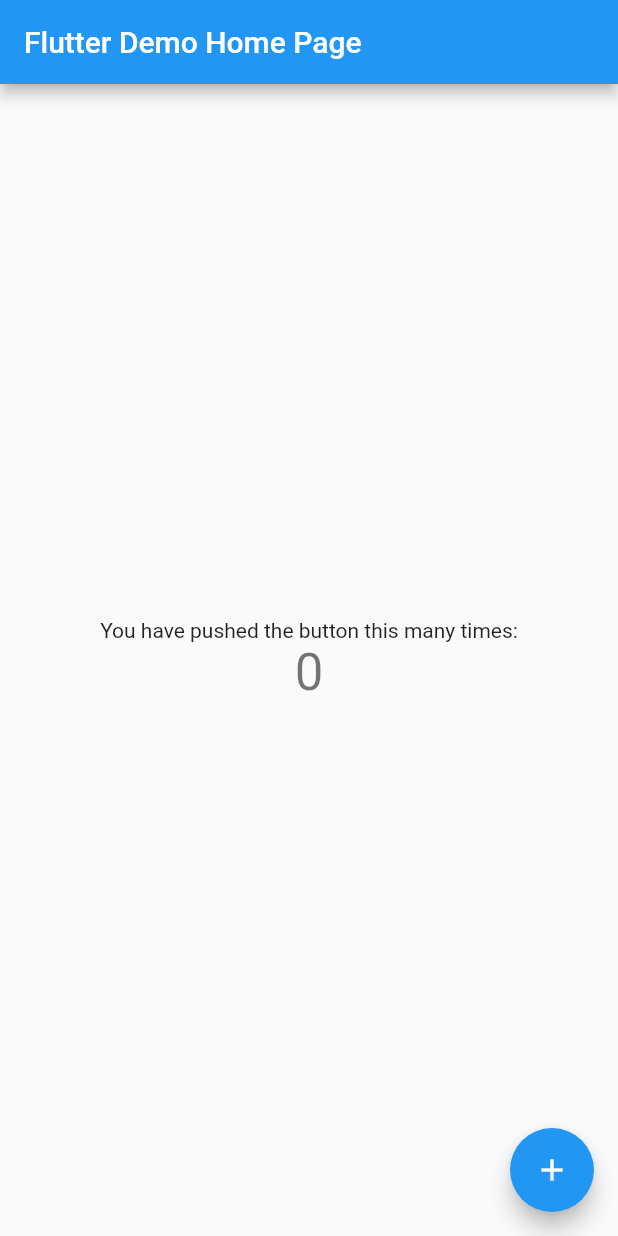
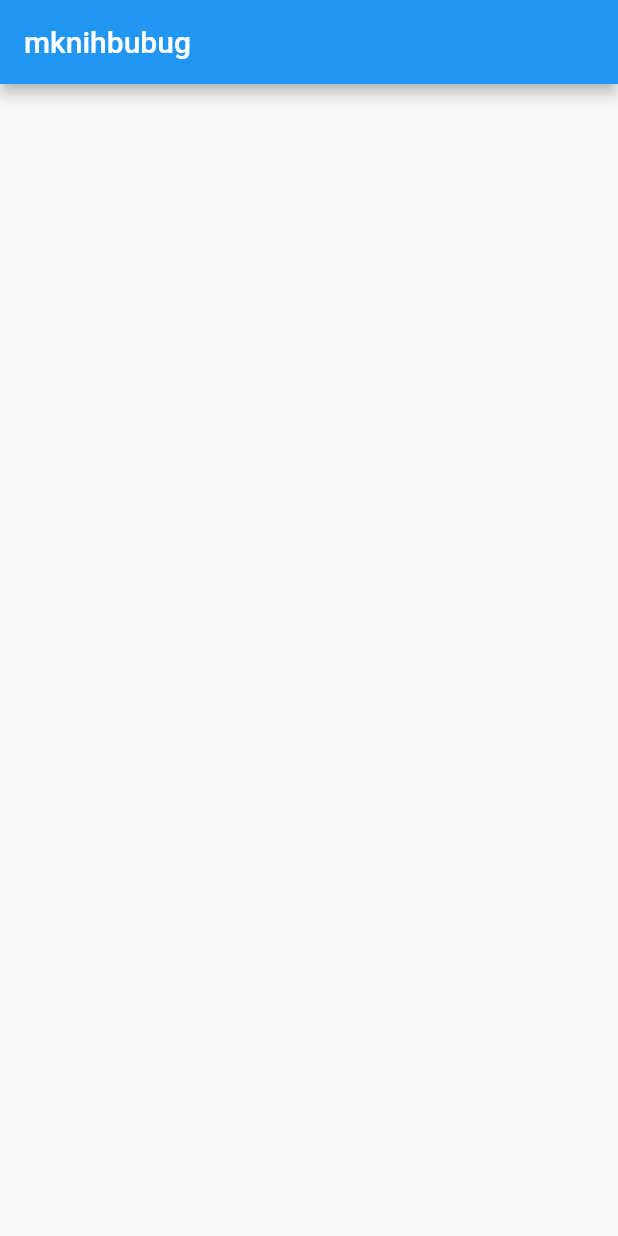
Before and after one commit to maylon67/LojaOnlineComidaApp, a Flutter app: the screen it shows after launch, on a phone screen of 412 x 824 dp. Run offline on Flutter 3.47's test engine with Material 2 defaults, Android fonts, the phone set to English and light mode, and no system bars; our stand-ins replace google_fonts; Roboto replaces fonts that are missing (Barrio).

Commit message:
segundo commit

```diff
--- a/lib/main.dart
+++ b/lib/main.dart
@@ -1,115 +1,22 @@
 import 'package:flutter/material.dart';
+import 'package:loja_online_comida/ui/main_page.dart';
+void main() {
+  runApp( MyApp());
+}
+class MyApp extends StatefulWidget {
+  const MyApp({ Key? key }) : super(key: key);
 
-void main() {
-  runApp(const MyApp());
+  @override
+  State<MyApp> createState() => _MyAppState();
 }
 
-class MyApp extends StatelessWidget {
-  const MyApp({Key? key}) : super(key: key);
+class _MyAppState extends State<MyApp> {
 
-  // This widget is the root of your application.
   @override
   Widget build(BuildContext context) {
     return MaterialApp(
-      title: 'Flutter Demo',
-      theme: ThemeData(
-        // This is the theme of your application.
-        //
-        // Try running your application with "flutter run". You'll see the
-        // application has a blue toolbar. Then, without quitting the app, try
-        // changing the primarySwatch below to Colors.green and then invoke
-        // "hot reload" (press "r" in the console where you ran "flutter run",
-        // or simply save your changes to "hot reload" in a Flutter IDE).
-        // Notice that the counter didn't reset back to zero; the application
-        // is not restarted.
-        primarySwatch: Colors.blue,
-      ),
-      home: const MyHomePage(title: 'Flutter Demo Home Page'),
+      debugShowCheckedModeBanner: false,
+      home: MainPage(),
     );
   }
 }
-
-class MyHomePage extends StatefulWidget {
-  const MyHomePage({Key? key, required this.title}) : super(key: key);
-
-  // This widget is the home page of your application. It is stateful, meaning
-  // that it has a State object (defined below) that contains fields that affect
-  // how it looks.
-
-  // This class is the configuration for the state. It holds the values (in this
-  // case the title) provided by the parent (in this case the App widget) and
-  // used by the build method of the State. Fields in a Widget subclass are
-  // always marked "final".
-
-  final String title;
-
-  @override
-  State<MyHomePage> createState() => _MyHomePageState();
-}
-
-class _MyHomePageState extends State<MyHomePage> {
-  int _counter = 0;
-
-  void _incrementCounter() {
-    setState(() {
-      // This call to setState tells the Flutter framework that something has
-      // changed in this State, which causes it to rerun the build method below
-      // so that the display can reflect the updated values. If we changed
-      // _counter without calling setState(), then the build method would not be
-      // called again, and so nothing would appear to happen.
-      _counter++;
-    });
-  }
-
-  @override
-  Widget build(BuildContext context) {
-    // This method is rerun every time setState is called, for instance as done
-    // by the _incrementCounter method above.
-    //
-    // The Flutter framework has been optimized to make rerunning build methods
-    // fast, so that you can just rebuild anything that needs updating rather
-    // than having to individually change instances of widgets.
-    return Scaffold(
-      appBar: AppBar(
-        // Here we take the value from the MyHomePage object that was created by
-        // the App.build method, and use it to set our appbar title.
-        title: Text(widget.title),
-      ),
-      body: Center(
-        // Center is a layout widget. It takes a single child and positions it
-        // in the middle of the parent.
-        child: Column(
-          // Column is also a layout widget. It takes a list of children and
-          // arranges them vertically. By default, it sizes itself to fit its
-          // children horizontally, and tries to be as tall as its parent.
-          //
-          // Invoke "debug painting" (press "p" in the console, choose the
-          // "Toggle Debug Paint" action from the Flutter Inspector in Android
-          // Studio, or the "Toggle Debug Paint" command in Visual Studio Code)
-          // to see the wireframe for each widget.
-          //
-          // Column has various properties to control how it sizes itself and
-          // how it positions its children. Here we use mainAxisAlignment to
-          // center the children vertically; the main axis here is the vertical
-          // axis because Columns are vertical (the cross axis would be
-          // horizontal).
-          mainAxisAlignment: MainAxisAlignment.center,
-          children: <Widget>[
-            const Text(
-              'You have pushed the button this many times:',
-            ),
-            Text(
-              '$_counter',
-              style: Theme.of(context).textTheme.headline4,
-            ),
-          ],
-        ),
-      ),
-      floatingActionButton: FloatingActionButton(
-        onPressed: _incrementCounter,
-        tooltip: 'Increment',
-        child: const Icon(Icons.add),
-      ), // This trailing comma makes auto-formatting nicer for build methods.
-    );
-  }
-}
--- /dev/null
+++ b/lib/ui/main_page.dart
@@ -0,0 +1,20 @@
+import 'package:flutter/material.dart';
+import 'package:google_fonts/google_fonts.dart';
+
+class MainPage extends StatefulWidget {
+  const MainPage({ Key? key }) : super(key: key);
+
+  @override
+  State<MainPage> createState() => _MainPageState();
+}
+
+class _MainPageState extends State<MainPage> {
+  @override
+  Widget build(BuildContext context) {
+    return Scaffold(
+      appBar: AppBar(
+        title: Text('mknihbubug',style: GoogleFonts.barrio(),),
+      ),
+    );
+  }
+}
--- a/pubspec.yaml
+++ b/pubspec.yaml
@@ -34,6 +34,7 @@
   # The following adds the Cupertino Icons font to your application.
   # Use with the CupertinoIcons class for iOS style icons.
   cupertino_icons: ^1.0.2
+  google_fonts: ^3.0.1
 
 dev_dependencies:
   flutter_test:
```
Also changed, not shown: pubspec.lock.
